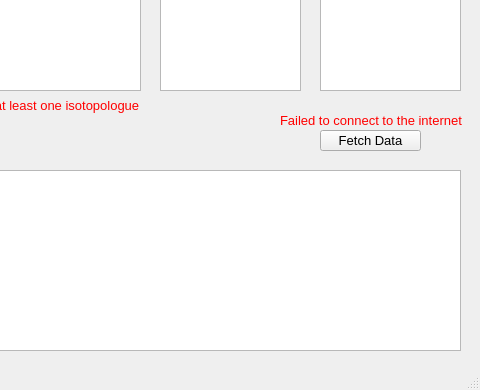
Qt form layouts/main_window.ui (hitranonline/hapiest) before a commit; both pictures show x 120 to 600 and y 210 to 600 of the 600 by 600 pixel window.
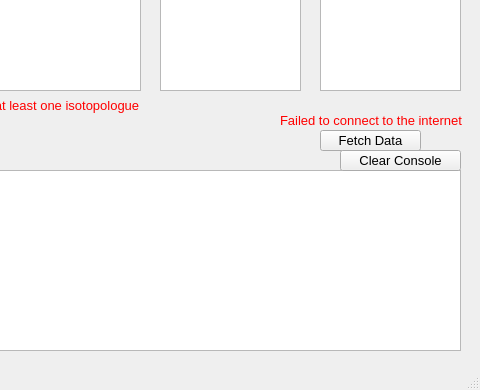
The same form after that commit.

The edit to the form file:
```diff
--- a/layouts/main_window.ui
+++ b/layouts/main_window.ui
@@ -255,9 +255,9 @@
    <widget class="QPushButton" name="clear_console">
     <property name="geometry">
      <rect>
-      <x>600</x>
-      <y>520</y>
-      <width>101</width>
+      <x>460</x>
+      <y>340</y>
+      <width>121</width>
       <height>21</height>
      </rect>
     </property>
```
